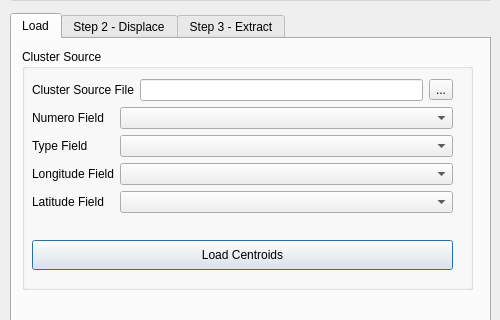
The window that plugin/mgp_dialog.ui (unicef-drp/mics-geocoding) describes before a commit, drawn with Qt 5; both pictures show x 0 to 500 and y 130 to 450 of the 500 by 724 pixel window.
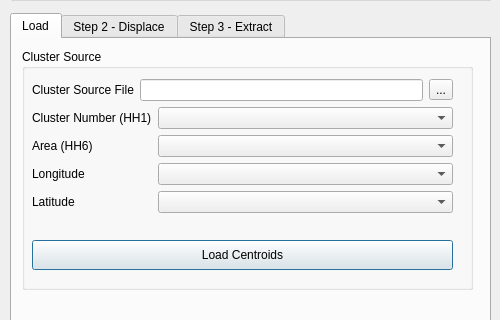
The same window after the commit.

Commit message: feat(ui): [7 -> 14] centroids file description name and tooltips udpated

The edit to the form file:
```diff
--- a/plugin/mgp_dialog.ui
+++ b/plugin/mgp_dialog.ui
@@ -131,7 +131,7 @@
             <item row="0" column="0">
              <widget class="QLabel" name="numeroFieldLabel_2">
               <property name="text">
-               <string>Numero Field</string>
+               <string>Cluster Number (HH1)</string>
               </property>
              </widget>
             </item>
@@ -141,7 +141,7 @@
             <item row="1" column="0">
              <widget class="QLabel" name="typeFieldLabel_2">
               <property name="text">
-               <string>Type Field</string>
+               <string>Area (HH6)</string>
               </property>
              </widget>
             </item>
@@ -151,7 +151,7 @@
             <item row="2" column="0">
              <widget class="QLabel" name="longitudeFieldLabel_2">
               <property name="text">
-               <string>Longitude Field</string>
+               <string>Longitude</string>
               </property>
              </widget>
             </item>
@@ -161,7 +161,7 @@
             <item row="3" column="0">
              <widget class="QLabel" name="latitudeFieldLabel_2">
               <property name="text">
-               <string>Latitude Field</string>
+               <string>Latitude</string>
               </property>
              </widget>
             </item>
```
The commit also changes 3 other files.
